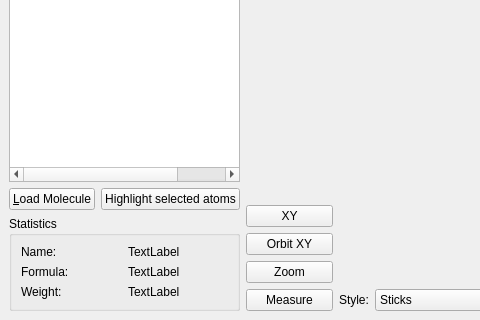
Before: the Qt Designer form src/moleculeviewerwidget.ui in KDE/kalzium, drawn with Qt 5; both pictures show x 0 to 480 and y 225 to 545 of the 699 by 545 pixel window.
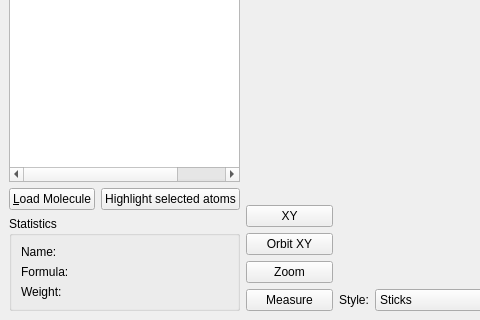
After: the same form once the commit is applied. Icons and pictures are not drawn. Custom widgets are drawn as their Qt base class.

The edit to the form file:
```diff
--- a/src/moleculeviewerwidget.ui
+++ b/src/moleculeviewerwidget.ui
@@ -302,7 +302,7 @@
           <item>
            <widget class="QLabel" name="nameLabel" >
             <property name="text" >
-             <string>TextLabel</string>
+             <string/>
             </property>
            </widget>
           </item>
@@ -326,7 +326,7 @@
           <item>
            <widget class="QLabel" name="formulaLabel" >
             <property name="text" >
-             <string>TextLabel</string>
+             <string/>
             </property>
            </widget>
           </item>
@@ -350,7 +350,7 @@
           <item>
            <widget class="QLabel" name="weightLabel" >
             <property name="text" >
-             <string>TextLabel</string>
+             <string/>
             </property>
            </widget>
           </item>
```
